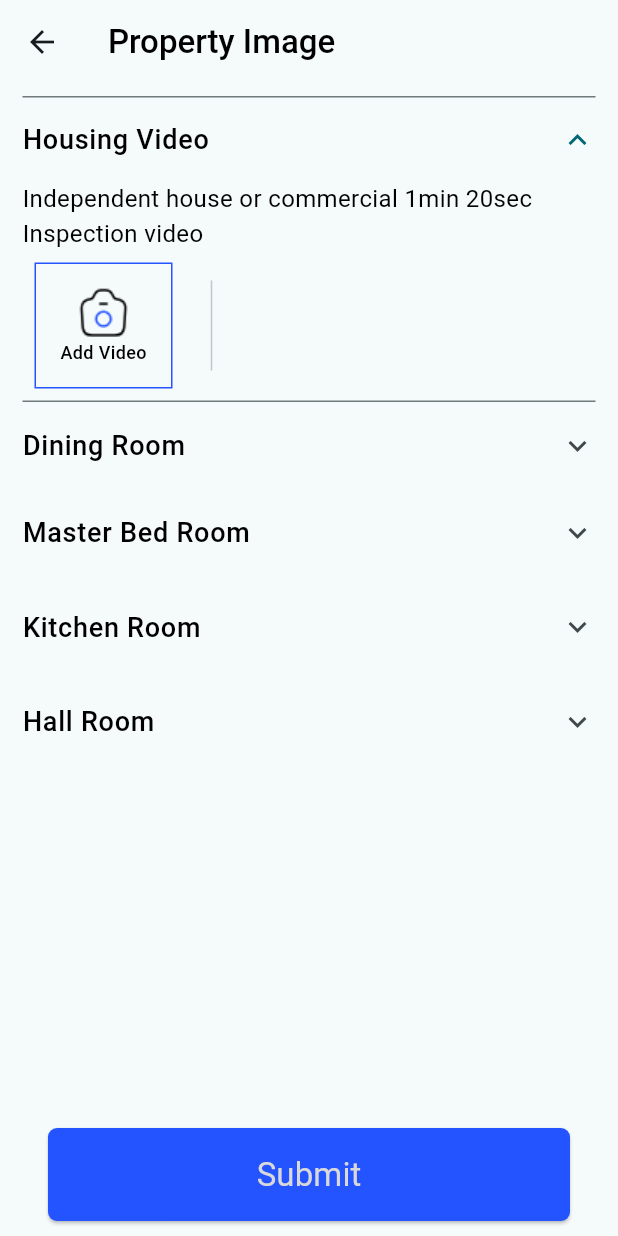
After one commit to deepoza14/distressed_property, a Flutter app: the PropertyImages screen opened directly, on a phone screen of 412 x 824 dp. The commit adds this screen. Run offline on Flutter 3.47's test engine with Material 2 defaults, Android fonts, the phone set to English and light mode, and no system bars; our stand-ins replace pinput; Roboto replaces fonts that are missing (Metropolis, Montserrat).

Commit message:
init commit

```diff
--- /dev/null
+++ b/lib/screens/property_images.dart
@@ -0,0 +1,388 @@
+import 'package:distressed_property/theme/textstyle.dart';
+import 'package:distressed_property/widgets/custom_button.dart';
+import 'package:flutter/material.dart';
+
+class PropertyImages extends StatefulWidget {
+  const PropertyImages({super.key});
+
+  @override
+  State<PropertyImages> createState() => _PropertyImagesState();
+}
+
+class _PropertyImagesState extends State<PropertyImages> {
+  @override
+  Widget build(BuildContext context) {
+    return Scaffold(
+      appBar: AppBar(
+        leading: IconButton(
+          onPressed: () {
+            Navigator.pop(context);
+          },
+          icon: const Icon(Icons.arrow_back),
+        ),
+        title: Text(
+          "Property Image",
+          style: editMetropolisTextStyle(
+              fontSize: 22, fontWeight: FontWeight.w500, color: Colors.black),
+        ),
+      ),
+      body: SafeArea(
+        child: SingleChildScrollView(
+          child: Column(
+            mainAxisAlignment: MainAxisAlignment.start,
+            crossAxisAlignment: CrossAxisAlignment.start,
+            children: [
+              Padding(
+                padding: const EdgeInsets.only(top: 8.0, right: 15, left: 15),
+                child: ExpansionTile(
+                  initiallyExpanded: true,
+                  // Children will be expanded at the start
+
+                  tilePadding: const EdgeInsets.all(0),
+                  childrenPadding: const EdgeInsets.all(0),
+                  title: Text(
+                    "Housing Video",
+                    style: editMetropolisTextStyle(
+                        fontSize: 18,
+                        fontWeight: FontWeight.w500,
+                        color: Colors.black),
+                  ),
+                  children: [
+                    Column(
+                      mainAxisAlignment: MainAxisAlignment.start,
+                      crossAxisAlignment: CrossAxisAlignment.start,
+                      children: [
+                        Text(
+                          "Independent house or commercial 1min 20sec Inspection video",
+                          style: editMetropolisTextStyle(
+                              fontSize: 16,
+                              fontWeight: FontWeight.normal,
+                              color: Colors.black),
+                        ),
+                        SizedBox(
+                          height: 100,
+                          child: ListView(
+                            scrollDirection: Axis.horizontal,
+                            children: [
+                              Padding(
+                                padding: const EdgeInsets.all(8.0),
+                                child: Container(
+                                  height: 92,
+                                  width: 92,
+                                  decoration: BoxDecoration(
+                                      border: Border.all(
+                                          color: const Color(0xff2454FF))),
+                                  child: Column(
+                                    crossAxisAlignment:
+                                        CrossAxisAlignment.center,
+                                    mainAxisAlignment: MainAxisAlignment.center,
+                                    children: [
+                                      Image.asset("assets/images/camera.png"),
+                                      Text(
+                                        "Add Video",
+                                        style: editMetropolisTextStyle(
+                                            fontSize: 12,
+                                            fontWeight: FontWeight.w500,
+                                            color: Colors.black),
+                                      ),
+                                    ],
+                                  ),
+                                ),
+                              ),
+                              const Padding(
+                                padding: EdgeInsets.only(
+                                    top: 20, bottom: 20, left: 10),
+                                child: VerticalDivider(),
+                              ),
+                            ],
+                          ),
+                        ),
+                      ],
+                    ),
+                  ],
+                ),
+              ),
+              Padding(
+                padding: const EdgeInsets.only(top: 0.0, right: 15, left: 15),
+                child: ExpansionTile(
+                  tilePadding: const EdgeInsets.all(0),
+                  childrenPadding: const EdgeInsets.all(0),
+                  title: Text(
+                    "Dining Room",
+                    style: editMetropolisTextStyle(
+                        fontSize: 18,
+                        fontWeight: FontWeight.w500,
+                        color: Colors.black),
+                  ),
+                  children: [
+                    Column(
+                      mainAxisAlignment: MainAxisAlignment.start,
+                      crossAxisAlignment: CrossAxisAlignment.start,
+                      children: [
+                        Text(
+                          "Independent house or commercial 1min 20sec Inspection video",
+                          style: editMetropolisTextStyle(
+                              fontSize: 16,
+                              fontWeight: FontWeight.normal,
+                              color: Colors.black),
+                        ),
+                        SizedBox(
+                          height: 100,
+                          child: ListView(
+                            scrollDirection: Axis.horizontal,
+                            children: [
+                              Padding(
+                                padding: const EdgeInsets.all(8.0),
+                                child: Container(
+                                  height: 92,
+                                  width: 92,
+                                  decoration: BoxDecoration(
+                                      border: Border.all(
+                                          color: const Color(0xff2454FF))),
+                                  child: Column(
+                                    crossAxisAlignment:
+                                        CrossAxisAlignment.center,
+                                    mainAxisAlignment: MainAxisAlignment.center,
+                                    children: [
+                                      Image.asset("assets/images/camera.png"),
+                                      Text(
+                                        "Add Video",
+                                        style: editMetropolisTextStyle(
+                                            fontSize: 12,
+                                            fontWeight: FontWeight.w500,
+                                            color: Colors.black),
+                                      ),
+                                    ],
+                                  ),
+                                ),
+                              ),
+                              const Padding(
+                                padding: EdgeInsets.only(
+                                    top: 20, bottom: 20, left: 10),
+                                child: VerticalDivider(),
+                              ),
+                            ],
+                          ),
+                        ),
+                      ],
+                    ),
+                  ],
+                ),
+              ),
+              Padding(
+                padding: const EdgeInsets.only(top: 0.0, right: 15, left: 15),
+                child: ExpansionTile(
+                  tilePadding: const EdgeInsets.all(0),
+                  childrenPadding: const EdgeInsets.all(0),
+                  title: Text(
+                    "Master Bed Room",
+                    style: editMetropolisTextStyle(
+                        fontSize: 18,
+                        fontWeight: FontWeight.w500,
+                        color: Colors.black),
+                  ),
+                  children: [
+                    Column(
+                      mainAxisAlignment: MainAxisAlignment.start,
+                      crossAxisAlignment: CrossAxisAlignment.start,
+                      children: [
+                        Text(
+                          "Independent house or commercial 1min 20sec Inspection video",
+                          style: editMetropolisTextStyle(
+                              fontSize: 16,
+                              fontWeight: FontWeight.normal,
+                              color: Colors.black),
+                        ),
+                        SizedBox(
+                          height: 90,
+                          child: ListView(
+                            scrollDirection: Axis.horizontal,
+                            children: [
+                              Padding(
+                                padding: const EdgeInsets.all(8.0),
+                                child: Container(
+                                  height: 92,
+                                  width: 92,
+                                  decoration: BoxDecoration(
+                                      border: Border.all(
+                                          color: const Color(0xff2454FF))),
+                                  child: Column(
+                                    crossAxisAlignment:
+                                        CrossAxisAlignment.center,
+                                    mainAxisAlignment: MainAxisAlignment.center,
+                                    children: [
+                                      Image.asset("assets/images/camera.png"),
+                                      Text(
+                                        "Add Video",
+                                        style: editMetropolisTextStyle(
+                                            fontSize: 12,
+                                            fontWeight: FontWeight.w500,
+                                            color: Colors.black),
+                                      ),
+                                    ],
+                                  ),
+                                ),
+                              ),
+                              const Padding(
+                                padding: EdgeInsets.only(
+                                    top: 20, bottom: 20, left: 10),
+                                child: VerticalDivider(),
+                              ),
+                            ],
+                          ),
+                        ),
+                      ],
+                    ),
+                  ],
+                ),
+              ),
+              Padding(
+                padding: const EdgeInsets.only(top: 5.0, right: 15, left: 15),
+                child: ExpansionTile(
+                  tilePadding: const EdgeInsets.all(0),
+                  childrenPadding: const EdgeInsets.all(0),
+                  title: Text(
+                    "Kitchen Room",
+                    style: editMetropolisTextStyle(
+                        fontSize: 18,
+                        fontWeight: FontWeight.w500,
+                        color: Colors.black),
+                  ),
+                  children: [
+                    Column(
+                      mainAxisAlignment: MainAxisAlignment.start,
+                      crossAxisAlignment: CrossAxisAlignment.start,
+                      children: [
+                        Text(
+                          "Independent house or commercial 1min 20sec Inspection video",
+                          style: editMetropolisTextStyle(
+                              fontSize: 16,
+                              fontWeight: FontWeight.normal,
+                              color: Colors.black),
+                        ),
+                        SizedBox(
+                          height: 100,
+                          child: ListView(
+                            scrollDirection: Axis.horizontal,
+                            children: [
+                              Padding(
+                                padding: const EdgeInsets.all(8.0),
+                                child: Container(
+                                  height: 92,
+                                  width: 92,
+                                  decoration: BoxDecoration(
+                                      border: Border.all(
+                                          color: const Color(0xff2454FF))),
+                                  child: Column(
+                                    crossAxisAlignment:
+                                        CrossAxisAlignment.center,
+                                    mainAxisAlignment: MainAxisAlignment.center,
+                                    children: [
+                                      Image.asset("assets/images/camera.png"),
+                                      Text(
+                                        "Add Video",
+                                        style: editMetropolisTextStyle(
+                                            fontSize: 12,
+                                            fontWeight: FontWeight.w500,
+                                            color: Colors.black),
+                                      ),
+                                    ],
+                                  ),
+                                ),
+                              ),
+                              const Padding(
+                                padding: EdgeInsets.only(
+                                    top: 20, bottom: 20, left: 10),
+                                child: VerticalDivider(),
+                              ),
+                            ],
+                          ),
+                        ),
+                      ],
+                    ),
+                  ],
+                ),
+              ),
+              Padding(
+                padding: const EdgeInsets.only(top: 5.0, right: 15, left: 15),
+                child: ExpansionTile(
+                  tilePadding: const EdgeInsets.all(0),
+                  childrenPadding: const EdgeInsets.all(0),
+                  title: Text(
+                    "Hall Room",
+                    style: editMetropolisTextStyle(
+                        fontSize: 18,
+                        fontWeight: FontWeight.w500,
+                        color: Colors.black),
+                  ),
+                  children: [
+                    Column(
+                      mainAxisAlignment: MainAxisAlignment.start,
+                      crossAxisAlignment: CrossAxisAlignment.start,
+                      children: [
+                        Text(
+                          "Independent house or commercial 1min 20sec Inspection video",
+                          style: editMetropolisTextStyle(
+                              fontSize: 16,
+                              fontWeight: FontWeight.normal,
+                              color: Colors.black),
+                        ),
+                        SizedBox(
+                          height: 100,
+                          child: ListView(
+                            scrollDirection: Axis.horizontal,
+                            children: [
+                              Padding(
+                                padding: const EdgeInsets.all(8.0),
+                                child: Container(
+                                  height: 92,
+                                  width: 92,
+                                  decoration: BoxDecoration(
+                                      border: Border.all(
+                                          color: const Color(0xff2454FF))),
+                                  child: Column(
+                                    crossAxisAlignment:
+                                        CrossAxisAlignment.center,
+                                    mainAxisAlignment: MainAxisAlignment.center,
+                                    children: [
+                                      Image.asset("assets/images/camera.png"),
+                                      Text(
+                                        "Add Video",
+                                        style: editMetropolisTextStyle(
+                                            fontSize: 12,
+                                            fontWeight: FontWeight.w500,
+                                            color: Colors.black),
+                                      ),
+                                    ],
+                                  ),
+                                ),
+                              ),
+                              const Padding(
+                                padding: EdgeInsets.only(
+                                    top: 20, bottom: 20, left: 10),
+                                child: VerticalDivider(),
+                              ),
+                            ],
+                          ),
+                        ),
+                      ],
+                    ),
+                  ],
+                ),
+              ),
+            ],
+          ),
+        ),
+      ),
+      bottomNavigationBar: Padding(
+        padding:
+            const EdgeInsets.only(left: 32, right: 32, top: 10, bottom: 10),
+        child: CustomButton(
+            onPressed: () {},
+            text: "Submit",
+            color: const Color(0xFF2454FF),
+            textColor: const Color(0xFFD9D9D9)),
+      ),
+    );
+  }
+}
--- a/lib/screens/update_screen.dart
+++ b/lib/screens/update_screen.dart
@@ -1,4 +1,6 @@
+import 'package:distressed_property/screens/property_images.dart';
 import 'package:distressed_property/theme/textstyle.dart';
+import 'package:distressed_property/widgets/custom_button.dart';
 import 'package:flutter/material.dart';
 
 class UpdateScreen extends StatefulWidget {
@@ -62,7 +64,6 @@ class _UpdateScreenState extends State<UpdateScreen> {
                     icon: Image.asset("assets/images/arrow.png"),
                   ),
                 ),
-
                 ListTile(
                   leading: Image.asset("assets/images/profile.png"),
                   title: Text(
@@ -89,7 +90,11 @@ class _UpdateScreenState extends State<UpdateScreen> {
                   ),
                   trailing: IconButton(
                     onPressed: () {},
-                    icon: Image.asset("assets/images/arrow.png",height: 35,width: 35,),
+                    icon: Image.asset(
+                      "assets/images/arrow.png",
+                      height: 35,
+                      width: 35,
+                    ),
                   ),
                 ),
                 ListTile(
@@ -175,7 +180,12 @@ class _UpdateScreenState extends State<UpdateScreen> {
                     ],
                   ),
                   trailing: IconButton(
-                    onPressed: () {},
+                    onPressed: () {
+                      Navigator.push(
+                          context,
+                          MaterialPageRoute(
+                              builder: (context) => PropertyImages()));
+                    },
                     icon: Image.asset("assets/images/arrow.png"),
                   ),
                 ),
@@ -213,6 +223,14 @@ class _UpdateScreenState extends State<UpdateScreen> {
           ],
         ),
       ),
+      bottomNavigationBar: Padding(
+        padding:
+            const EdgeInsets.only(left: 32, right: 32, top: 10, bottom: 10),
+        child: CustomButton(
+          onPressed: () {},
+          text: "Submit", color: Color(0xffd9d9d9), textColor: Color(0xFF5F5F5F)),
+
+      ),
     );
   }
 }
--- a/lib/widgets/custom_button.dart
+++ b/lib/widgets/custom_button.dart
@@ -4,9 +4,16 @@ import 'package:flutter/material.dart';
 class CustomButton extends StatelessWidget {
   final String text;
   final VoidCallback onPressed;
+  final Color color; // New required color property
+  final Color textColor; // New required textColor property
 
-  const CustomButton({Key? key, required this.text, required this.onPressed})
-      : super(key: key);
+  const CustomButton({
+    Key? key,
+    required this.text,
+    required this.onPressed,
+    required this.color, // Marking it as required
+    required this.textColor, // Marking it as required
+  }) : super(key: key);
 
   @override
   Widget build(BuildContext context) {
@@ -16,9 +23,10 @@ class CustomButton extends StatelessWidget {
       child: ElevatedButton(
         onPressed: onPressed,
         style: ButtonStyle(
-          foregroundColor: MaterialStateProperty.all<Color>(Colors.white),
-          backgroundColor:
-          MaterialStateProperty.all<Color>(const Color(0xffd9d9d9)),
+          foregroundColor: MaterialStateProperty.all<Color>(textColor),
+          // Use the provided textColor
+          backgroundColor: MaterialStateProperty.all<Color>(color),
+          // Use the provided color
           shape: MaterialStateProperty.all<RoundedRectangleBorder>(
             RoundedRectangleBorder(
               borderRadius: BorderRadius.circular(6),
@@ -27,10 +35,12 @@ class CustomButton extends StatelessWidget {
         ),
         child: Text(
           text,
-          style: editTextStyle(
-              fontSize: 22,
-              fontWeight: FontWeight.w400,
-              color: const Color(0xFF5F5F5F)),
+          style: // Merge the provided textStyle with the default style
+              editTextStyle(
+            fontSize: 22,
+            fontWeight: FontWeight.w400,
+            color: textColor, // Use the provided textColor
+          ),
         ),
       ),
     );
```
Also changed, not shown: assets/images/camera.png (added).
